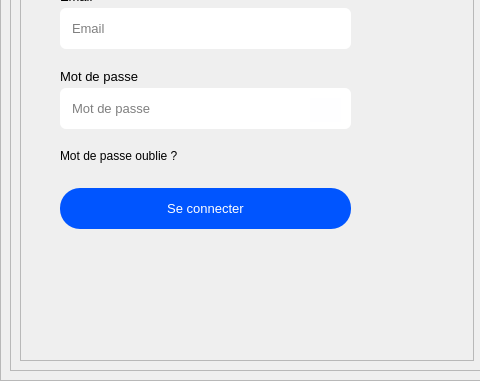
ninohantonio/Store-Management, file views/auth/auth_ui.ui: the form before one commit; both pictures show x 0 to 480 and y 215 to 596 of the 987 by 596 pixel window.
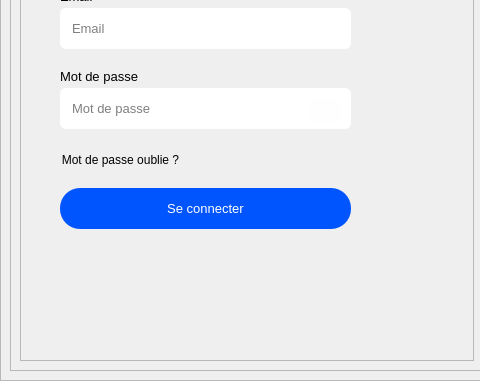
The form after the commit. Icons and pictures are not drawn.

Commit message: forgot password auth

Diff of the .ui file:
```diff
--- a/views/auth/auth_ui.ui
+++ b/views/auth/auth_ui.ui
@@ -57,6 +57,11 @@
 	background-color: rgb(255, 85, 0);
 	padding-left: 10px;
 	border-radius: 5px;
+}
+
+#forgot{
+	background-color: transparent;
+	border: none;
 }</string>
   </property>
   <layout class="QHBoxLayout" name="horizontalLayout">
@@ -240,22 +245,6 @@
              <string>Mot de passe</string>
             </property>
            </widget>
-           <widget class="QLabel" name="forgot">
-            <property name="geometry">
-             <rect>
-              <x>40</x>
-              <y>240</y>
-              <width>191</width>
-              <height>16</height>
-             </rect>
-            </property>
-            <property name="cursor">
-             <cursorShape>PointingHandCursor</cursorShape>
-            </property>
-            <property name="text">
-             <string>Mot de passe oublie ?</string>
-            </property>
-           </widget>
            <widget class="QPushButton" name="login_btn">
             <property name="geometry">
              <rect>
@@ -327,6 +316,22 @@
              <string>Email ou mot de passe incorrect</string>
             </property>
            </widget>
+           <widget class="QPushButton" name="forgot">
+            <property name="geometry">
+             <rect>
+              <x>40</x>
+              <y>240</y>
+              <width>121</width>
+              <height>24</height>
+             </rect>
+            </property>
+            <property name="cursor">
+             <cursorShape>PointingHandCursor</cursorShape>
+            </property>
+            <property name="text">
+             <string>Mot de passe oublie ?</string>
+            </property>
+           </widget>
            <zorder>email_label</zorder>
            <zorder>email</zorder>
            <zorder>password</zorder>
```
Left out of the diff: 2 changed lines with no effect on the pictures. The commit also changes 13 other files.
